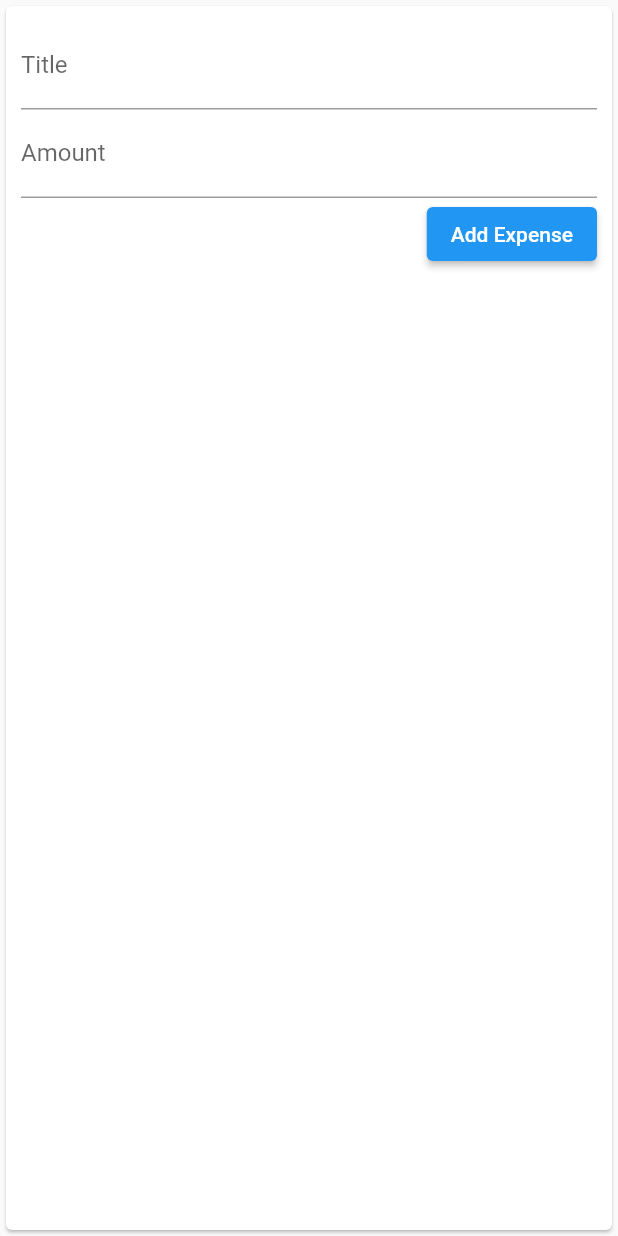
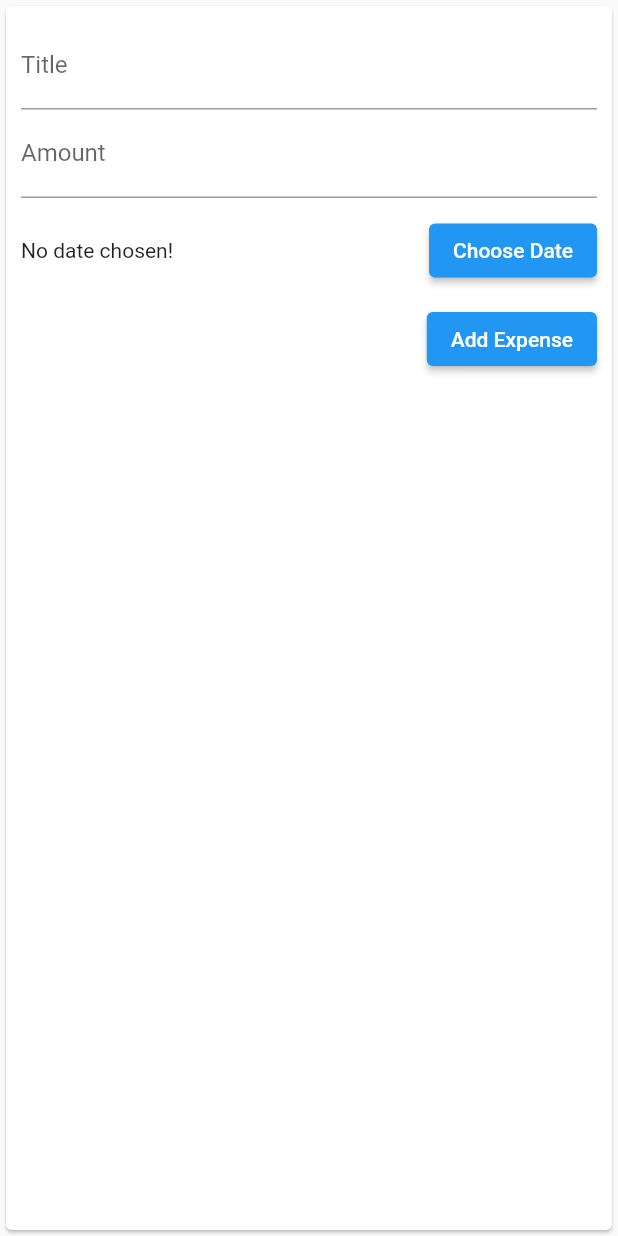
Before and after one commit to Azania-Mokhampane/flutter-expense-app, a Flutter app: the NewTransaction widget shown alone on an empty page, opened directly with empty values, after a tap on "Add Expense", on a phone screen of 412 x 824 dp. Run offline on Flutter 3.47's test engine with Material 2 defaults, Android fonts, the phone set to English and light mode, and no system bars.

Commit message:
feat: added a date picker

```diff
--- a/lib/main.dart
+++ b/lib/main.dart
@@ -35,12 +35,12 @@ class _MyHomePageState extends State<MyHomePage> {
     }).toList();
   }
 
-  void _addTransaction(String title, double amount) {
+  void _addTransaction(String title, double amount, DateTime date) {
     final newTrasaction = Transaction(
       id: DateTime.now().toString(),
       title: title,
       amount: amount,
-      date: DateTime.now(),
+      date: date,
     );
 
     setState(() {
--- a/lib/widgets/new_transaction.dart
+++ b/lib/widgets/new_transaction.dart
@@ -1,4 +1,5 @@
 import 'package:flutter/material.dart';
+import 'package:intl/intl.dart';
 
 class NewTransaction extends StatefulWidget {
   final Function addNewTransaction;
@@ -10,21 +11,40 @@ class NewTransaction extends StatefulWidget {
 }
 
 class _NewTransactionState extends State<NewTransaction> {
-  final titleController = TextEditingController();
+  final _titleController = TextEditingController();
+  final _amountController = TextEditingController();
+  DateTime _selectedDate;
 
-  final amountController = TextEditingController();
+  void _submitHandler() {
+    if (_amountController.text.isEmpty) {
+      return;
+    }
+    final enteredTitle = _titleController.text;
+    final enteredAmount = double.parse(_amountController.text);
 
-  void submitHandler() {
-    final enteredTitle = titleController.text;
-    final enteredAmount = double.parse(amountController.text);
-
-    if (enteredTitle.isEmpty || enteredAmount <= 0) {
+    if (enteredTitle.isEmpty || enteredAmount <= 0 || _selectedDate == null) {
       return;
     }
 
-    widget.addNewTransaction(enteredTitle, enteredAmount);
+    widget.addNewTransaction(enteredTitle, enteredAmount, _selectedDate);
 
     Navigator.of(context).pop();
+  }
+
+  void _presentDatePicker() {
+    showDatePicker(
+      context: context,
+      initialDate: DateTime.now(),
+      firstDate: DateTime(2022),
+      lastDate: DateTime.now(),
+    ).then((pickedDate) {
+      if (pickedDate == null) {
+        return;
+      }
+      setState(() {
+        _selectedDate = pickedDate;
+      });
+    });
   }
 
   @override
@@ -39,18 +59,38 @@ class _NewTransactionState extends State<NewTransaction> {
               decoration: InputDecoration(
                 labelText: "Title",
               ),
-              controller: titleController,
-              onSubmitted: (_) => submitHandler(),
+              controller: _titleController,
+              onSubmitted: (_) => _submitHandler(),
             ),
             TextField(
               decoration: InputDecoration(labelText: "Amount"),
-              controller: amountController,
+              controller: _amountController,
               keyboardType: TextInputType.number,
-              onSubmitted: (_) => submitHandler(),
+              onSubmitted: (_) => _submitHandler(),
               // onChanged: (value) => amountInput = value,
             ),
+            Container(
+              height: 70,
+              child: Row(children: [
+                Expanded(
+                  child: Text(
+                    _selectedDate == null
+                        ? "No date chosen!"
+                        : 'Picked Date: ${DateFormat.yMd().format(_selectedDate)}',
+                    style: TextStyle(),
+                  ),
+                ),
+                ElevatedButton(
+                  style: ElevatedButton.styleFrom(
+                    backgroundColor: Colors.blue,
+                  ),
+                  child: Text("Choose Date"),
+                  onPressed: _presentDatePicker,
+                )
+              ]),
+            ),
             ElevatedButton(
-              onPressed: submitHandler,
+              onPressed: _submitHandler,
               child: Text("Add Expense"),
             ),
           ],
```
